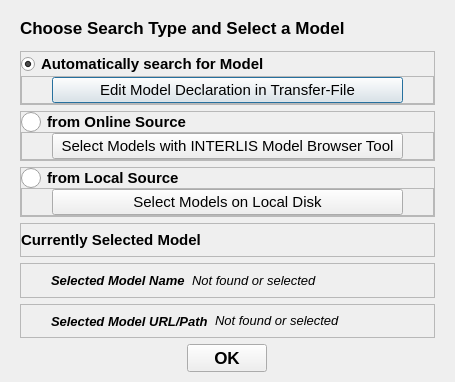
Before: the Qt Designer form dialog_modelselect.ui in MoreIceFitzGerry/iligui, drawn with Qt 5.
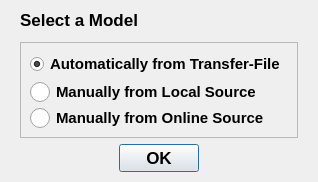
After: the same form once the commit is applied. Icons and pictures are not drawn.

The edit to the form file:
```diff
--- a/dialog_modelselect.ui
+++ b/dialog_modelselect.ui
@@ -6,8 +6,8 @@
    <rect>
     <x>0</x>
     <y>0</y>
-    <width>455</width>
-    <height>382</height>
+    <width>318</width>
+    <height>182</height>
    </rect>
   </property>
   <property name="windowTitle">
@@ -41,7 +41,7 @@
    <property name="bottomMargin">
     <number>10</number>
    </property>
-   <item>
+   <item alignment="Qt::AlignTop">
     <widget class="QLabel" name="Title">
      <property name="font">
       <font>
@@ -50,37 +50,22 @@
       </font>
      </property>
      <property name="text">
-      <string>Choose Search Type and Select a Model</string>
+      <string>Select a Model</string>
      </property>
      <property name="alignment">
       <set>Qt::AlignLeading|Qt::AlignLeft|Qt::AlignVCenter</set>
      </property>
     </widget>
    </item>
-   <item>
-    <widget class="QFrame" name="transferfileSourceFrame">
+   <item alignment="Qt::AlignTop">
+    <widget class="QFrame" name="frame">
      <property name="frameShape">
       <enum>QFrame::StyledPanel</enum>
      </property>
      <property name="frameShadow">
       <enum>QFrame::Raised</enum>
      </property>
-     <layout class="QVBoxLayout" name="verticalLayout_3">
-      <property name="spacing">
-       <number>0</number>
-      </property>
-      <property name="leftMargin">
-       <number>0</number>
-      </property>
-      <property name="topMargin">
-       <number>0</number>
-      </property>
-      <property name="rightMargin">
-       <number>0</number>
-      </property>
-      <property name="bottomMargin">
-       <number>0</number>
-      </property>
+     <layout class="QVBoxLayout" name="verticalLayout">
       <item>
        <widget class="QRadioButton" name="transferfileRadiobutton">
         <property name="sizePolicy">
@@ -99,7 +84,7 @@
          <string notr="true"/>
         </property>
         <property name="text">
-         <string>Automatically search for Model</string>
+         <string>Automatically from Transfer-File</string>
         </property>
         <property name="checkable">
          <bool>true</bool>
@@ -113,75 +98,33 @@
        </widget>
       </item>
       <item>
-       <widget class="QFrame" name="transferfileButtonFrame">
-        <property name="frameShape">
-         <enum>QFrame::StyledPanel</enum>
+       <widget class="QRadioButton" name="localsearchRadiobutton">
+        <property name="sizePolicy">
+         <sizepolicy hsizetype="Preferred" vsizetype="Preferred">
+          <horstretch>0</horstretch>
+          <verstretch>0</verstretch>
+         </sizepolicy>
         </property>
-        <property name="frameShadow">
-         <enum>QFrame::Raised</enum>
+        <property name="font">
+         <font>
+          <pointsize>11</pointsize>
+          <bold>true</bold>
+         </font>
         </property>
-        <layout class="QHBoxLayout" name="horizontalLayout_10">
-         <property name="spacing">
-          <number>0</number>
-         </property>
-         <property name="leftMargin">
-          <number>30</number>
-         </property>
-         <property name="topMargin">
-          <number>0</number>
-         </property>
-         <property name="rightMargin">
-          <number>30</number>
-         </property>
-         <property name="bottomMargin">
-          <number>0</number>
-         </property>
-         <item>
-          <widget class="QPushButton" name="transferfileButton">
-           <property name="font">
-            <font>
-             <pointsize>11</pointsize>
-            </font>
-           </property>
-           <property name="text">
-            <string>Edit Model Declaration in Transfer-File</string>
-           </property>
-           <property name="icon">
-            <iconset>
-             <normaloff>icons/edit.svg</normaloff>icons/edit.svg</iconset>
-           </property>
-          </widget>
-         </item>
-        </layout>
+        <property name="styleSheet">
+         <string notr="true">QRadioButton::indicator {
+    width: 20px;
+    height: 20px;
+}</string>
+        </property>
+        <property name="text">
+         <string>Manually from Local Source</string>
+        </property>
+        <attribute name="buttonGroup">
+         <string notr="true">radioButtonGroup</string>
+        </attribute>
        </widget>
       </item>
-     </layout>
-    </widget>
-   </item>
-   <item>
-    <widget class="QFrame" name="onlineSourceFrame">
-     <property name="frameShape">
-      <enum>QFrame::StyledPanel</enum>
-     </property>
-     <property name="frameShadow">
-      <enum>QFrame::Raised</enum>
-     </property>
-     <layout class="QVBoxLayout" name="verticalLayout">
-      <property name="spacing">
-       <number>0</number>
-      </property>
-      <property name="leftMargin">
-       <number>0</number>
-      </property>
-      <property name="topMargin">
-       <number>0</number>
-      </property>
-      <property name="rightMargin">
-       <number>0</number>
-      </property>
-      <property name="bottomMargin">
-       <number>0</number>
-      </property>
       <item>
        <widget class="QRadioButton" name="onlinesearchRadiobutton">
         <property name="sizePolicy">
@@ -203,7 +146,7 @@
 }</string>
         </property>
         <property name="text">
-         <string>from Online Source</string>
+         <string>Manually from Online Source</string>
         </property>
         <property name="iconSize">
          <size>
@@ -217,380 +160,6 @@
         <attribute name="buttonGroup">
          <string notr="true">radioButtonGroup</string>
         </attribute>
-       </widget>
-      </item>
-      <item>
-       <widget class="QFrame" name="onlinesearchButtonFrame">
-        <property name="frameShape">
-         <enum>QFrame::StyledPanel</enum>
-        </property>
-        <property name="frameShadow">
-         <enum>QFrame::Raised</enum>
-        </property>
-        <layout class="QHBoxLayout" name="horizontalLayout_11">
-         <property name="spacing">
-          <number>0</number>
-         </property>
-         <property name="leftMargin">
-          <number>30</number>
-         </property>
-         <property name="topMargin">
-          <number>0</number>
-         </property>
-         <property name="rightMargin">
-          <number>30</number>
-         </property>
-         <property name="bottomMargin">
-          <number>0</number>
-         </property>
-         <item>
-          <widget class="QPushButton" name="onlinesearchButton">
-           <property name="font">
-            <font>
-             <pointsize>11</pointsize>
-            </font>
-           </property>
-           <property name="text">
-            <string>Select Models with INTERLIS Model Browser Tool</string>
-           </property>
-           <property name="icon">
-            <iconset>
-             <normaloff>icons/search.svg</normaloff>icons/search.svg</iconset>
-           </property>
-          </widget>
-         </item>
-        </layout>
-       </widget>
-      </item>
-     </layout>
-    </widget>
-   </item>
-   <item>
-    <widget class="QFrame" name="localSourceFrame">
-     <property name="frameShape">
-      <enum>QFrame::StyledPanel</enum>
-     </property>
-     <property name="frameShadow">
-      <enum>QFrame::Raised</enum>
-     </property>
-     <layout class="QVBoxLayout" name="verticalLayout_4">
-      <property name="spacing">
-       <number>0</number>
-      </property>
-      <property name="leftMargin">
-       <number>0</number>
-      </property>
-      <property name="topMargin">
-       <number>0</number>
-      </property>
-      <property name="rightMargin">
-       <number>0</number>
-      </property>
-      <property name="bottomMargin">
-       <number>0</number>
-      </property>
-      <item>
-       <widget class="QRadioButton" name="localsearchRadiobutton">
-        <property name="font">
-         <font>
-          <pointsize>11</pointsize>
-          <bold>true</bold>
-         </font>
-        </property>
-        <property name="styleSheet">
-         <string notr="true">QRadioButton::indicator {
-    width: 20px;
-    height: 20px;
-}</string>
-        </property>
-        <property name="text">
-         <string>from Local Source</string>
-        </property>
-        <attribute name="buttonGroup">
-         <string notr="true">radioButtonGroup</string>
-        </attribute>
-       </widget>
-      </item>
-      <item>
-       <widget class="QFrame" name="localsearchButtonFrame">
-        <property name="frameShape">
-         <enum>QFrame::StyledPanel</enum>
-        </property>
-        <property name="frameShadow">
-         <enum>QFrame::Raised</enum>
-        </property>
-        <layout class="QHBoxLayout" name="horizontalLayout_12">
-         <property name="spacing">
-          <number>0</number>
-         </property>
-         <property name="leftMargin">
-          <number>30</number>
-         </property>
-         <property name="topMargin">
-          <number>0</number>
-         </property>
-         <property name="rightMargin">
-          <number>30</number>
-         </property>
-         <property name="bottomMargin">
-          <number>0</number>
-         </property>
-         <item>
-          <widget class="QPushButton" name="localsearchButton">
-           <property name="font">
-            <font>
-             <pointsize>11</pointsize>
-            </font>
-           </property>
-           <property name="text">
-            <string>Select Models on Local Disk</string>
-           </property>
-           <property name="icon">
-            <iconset>
-             <normaloff>icons/search.svg</normaloff>icons/search.svg</iconset>
-           </property>
-          </widget>
-         </item>
-        </layout>
-       </widget>
-      </item>
-     </layout>
-    </widget>
-   </item>
-   <item>
-    <widget class="QFrame" name="subtitleFrame">
-     <property name="frameShape">
-      <enum>QFrame::StyledPanel</enum>
-     </property>
-     <property name="frameShadow">
-      <enum>QFrame::Raised</enum>
-     </property>
-     <layout class="QHBoxLayout" name="horizontalLayout_4">
-      <property name="spacing">
-       <number>0</number>
-      </property>
-      <property name="leftMargin">
-       <number>0</number>
-      </property>
-      <property name="topMargin">
-       <number>0</number>
-      </property>
-      <property name="rightMargin">
-       <number>0</number>
-      </property>
-      <property name="bottomMargin">
-       <number>0</number>
-      </property>
-      <item>
-       <widget class="QLabel" name="subtitle">
-        <property name="font">
-         <font>
-          <pointsize>11</pointsize>
-          <bold>true</bold>
-         </font>
-        </property>
-        <property name="text">
-         <string>Currently Selected Model</string>
-        </property>
-       </widget>
-      </item>
-     </layout>
-    </widget>
-   </item>
-   <item>
-    <widget class="QFrame" name="modelNameFrame">
-     <property name="font">
-      <font>
-       <italic>false</italic>
-      </font>
-     </property>
-     <property name="frameShape">
-      <enum>QFrame::StyledPanel</enum>
-     </property>
-     <property name="frameShadow">
-      <enum>QFrame::Raised</enum>
-     </property>
-     <layout class="QHBoxLayout" name="horizontalLayout">
-      <property name="spacing">
-       <number>0</number>
-      </property>
-      <property name="leftMargin">
-       <number>30</number>
-      </property>
-      <property name="topMargin">
-       <number>0</number>
-      </property>
-      <property name="rightMargin">
-       <number>0</number>
-      </property>
-      <property name="bottomMargin">
-       <number>0</number>
-      </property>
-      <item>
-       <widget class="QLabel" name="modelName_title">
-        <property name="font">
-         <font>
-          <pointsize>10</pointsize>
-          <italic>true</italic>
-          <bold>true</bold>
-         </font>
-        </property>
-        <property name="text">
-         <string>Selected Model Name</string>
-        </property>
-       </widget>
-      </item>
-      <item>
-       <widget class="QLabel" name="modelName_icon">
-        <property name="text">
-         <string/>
-        </property>
-        <property name="pixmap">
-         <pixmap>icons/chevron-right.svg</pixmap>
-        </property>
-        <property name="alignment">
-         <set>Qt::AlignCenter</set>
-        </property>
-       </widget>
-      </item>
-      <item>
-       <widget class="QLabel" name="modelName_text">
-        <property name="sizePolicy">
-         <sizepolicy hsizetype="MinimumExpanding" vsizetype="Preferred">
-          <horstretch>0</horstretch>
-          <verstretch>0</verstretch>
-         </sizepolicy>
-        </property>
-        <property name="font">
-         <font>
-          <pointsize>10</pointsize>
-          <italic>true</italic>
-         </font>
-        </property>
-        <property name="toolTip">
-         <string>&lt;html&gt;&lt;head/&gt;&lt;body&gt;&lt;p&gt;The Error returned by the Validator. The direct Position will be delivered if possible.&lt;/p&gt;&lt;p&gt;Click on the Error to open your INTERLIS Transfer-File with your preferred editor for XML Files. &lt;/p&gt;&lt;/body&gt;&lt;/html&gt;</string>
-        </property>
-        <property name="frameShape">
-         <enum>QFrame::NoFrame</enum>
-        </property>
-        <property name="text">
-         <string>Not found or selected</string>
-        </property>
-        <property name="scaledContents">
-         <bool>false</bool>
-        </property>
-        <property name="alignment">
-         <set>Qt::AlignLeading|Qt::AlignLeft|Qt::AlignVCenter</set>
-        </property>
-        <property name="wordWrap">
-         <bool>true</bool>
-        </property>
-        <property name="indent">
-         <number>0</number>
-        </property>
-        <property name="openExternalLinks">
-         <bool>true</bool>
-        </property>
-        <property name="textInteractionFlags">
-         <set>Qt::LinksAccessibleByMouse|Qt::TextSelectableByMouse</set>
-        </property>
-       </widget>
-      </item>
-     </layout>
-    </widget>
-   </item>
-   <item>
-    <widget class="QFrame" name="modelParthFrame">
-     <property name="frameShape">
-      <enum>QFrame::StyledPanel</enum>
-     </property>
-     <property name="frameShadow">
-      <enum>QFrame::Raised</enum>
-     </property>
-     <layout class="QHBoxLayout" name="horizontalLayout_2">
-      <property name="spacing">
-       <number>0</number>
-      </property>
-      <property name="leftMargin">
-       <number>30</number>
-      </property>
-      <property name="topMargin">
-       <number>0</number>
-      </property>
-      <property name="rightMargin">
-       <number>0</number>
-      </property>
-      <property name="bottomMargin">
-       <number>0</number>
-      </property>
-      <item>
-       <widget class="QLabel" name="modelPath_title">
-        <property name="font">
-         <font>
-          <pointsize>10</pointsize>
-          <italic>true</italic>
-          <bold>true</bold>
-         </font>
-        </property>
-        <property name="text">
-         <string>Selected Model URL/Path</string>
-        </property>
-       </widget>
-      </item>
-      <item>
-       <widget class="QLabel" name="modelPath_icon">
-        <property name="text">
-         <string/>
-        </property>
-        <property name="pixmap">
-         <pixmap>icons/chevron-right.svg</pixmap>
-        </property>
-        <property name="alignment">
-         <set>Qt::AlignCenter</set>
-        </property>
-       </widget>
-      </item>
-      <item>
-       <widget class="QLabel" name="modelPath_text">
-        <property name="sizePolicy">
-         <sizepolicy hsizetype="MinimumExpanding" vsizetype="Preferred">
-          <horstretch>0</horstretch>
-          <verstretch>0</verstretch>
-         </sizepolicy>
-        </property>
-        <property name="font">
-         <font>
-          <pointsize>10</pointsize>
-          <italic>true</italic>
-         </font>
-        </property>
-        <property name="toolTip">
-         <string>&lt;html&gt;&lt;head/&gt;&lt;body&gt;&lt;p&gt;The Error returned by the Validator. The direct Position will be delivered if possible.&lt;/p&gt;&lt;p&gt;Click on the Error to open your INTERLIS Transfer-File with your preferred editor for XML Files. &lt;/p&gt;&lt;/body&gt;&lt;/html&gt;</string>
-        </property>
-        <property name="frameShape">
-         <enum>QFrame::NoFrame</enum>
-        </property>
-        <property name="text">
-         <string>Not found or selected</string>
-        </property>
-        <property name="scaledContents">
-         <bool>false</bool>
-        </property>
-        <property name="alignment">
-         <set>Qt::AlignLeading|Qt::AlignLeft|Qt::AlignVCenter</set>
-        </property>
-        <property name="wordWrap">
-         <bool>true</bool>
-        </property>
-        <property name="indent">
-         <number>0</number>
-        </property>
-        <property name="openExternalLinks">
-         <bool>true</bool>
-        </property>
-        <property name="textInteractionFlags">
-         <set>Qt::LinksAccessibleByMouse|Qt::TextSelectableByMouse</set>
-        </property>
        </widget>
       </item>
      </layout>
```
